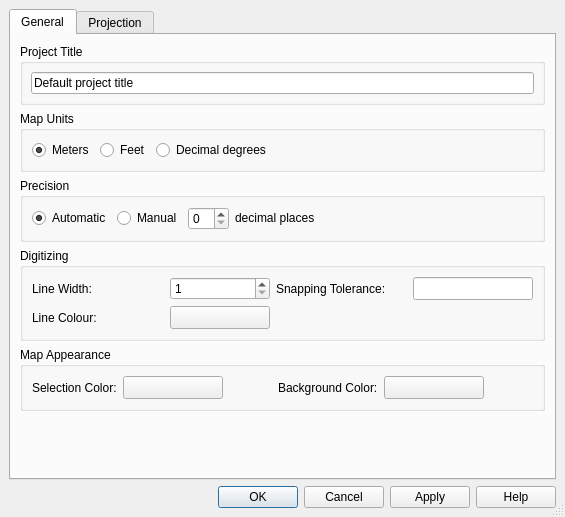
First picture: the form in src/ui/qgsprojectpropertiesbase.ui, repository kadas-albireo/kadas-albireo, before the edit.
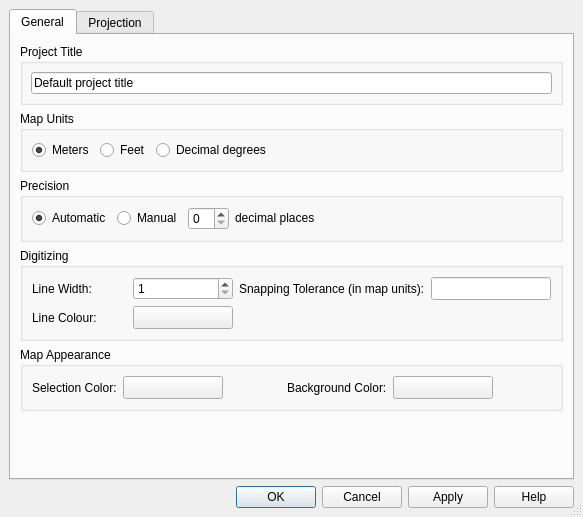
Second picture: the form after the edit. Icons and pictures are not drawn. Custom widgets are drawn as their Qt base class.

Commit message: Added hint to project properties that snapping distance is in mapping units

```diff
--- a/src/ui/qgsprojectpropertiesbase.ui
+++ b/src/ui/qgsprojectpropertiesbase.ui
@@ -5,7 +5,7 @@
    <rect>
     <x>0</x>
     <y>0</y>
-    <width>565</width>
+    <width>583</width>
     <height>517</height>
    </rect>
   </property>
@@ -261,7 +261,7 @@
           <item row="0" column="2" >
            <widget class="QLabel" name="textLabel1_2_2_2" >
             <property name="text" >
-             <string>Snapping Tolerance:</string>
+             <string>Snapping Tolerance (in map units):</string>
             </property>
             <property name="buddy" >
              <cstring>leSnappingTolerance</cstring>
```
